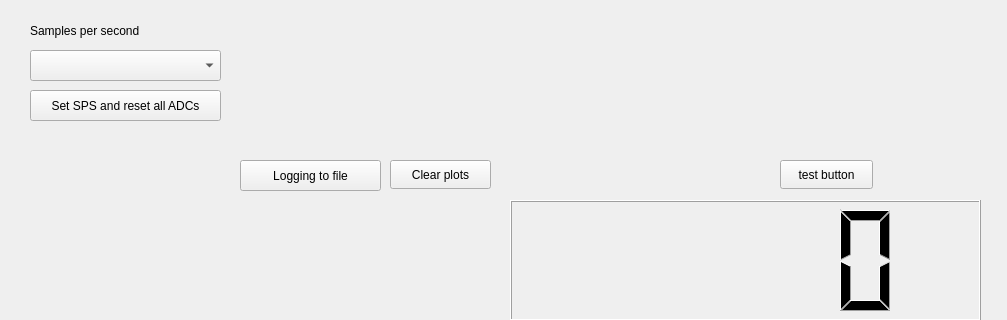
Above: customplotproject.ui from nimtram/qtApplicationDP before the change; both pictures show x 390 to 1397 and y 0 to 320 of the 1397 by 843 pixel window. Below: the same form after it.
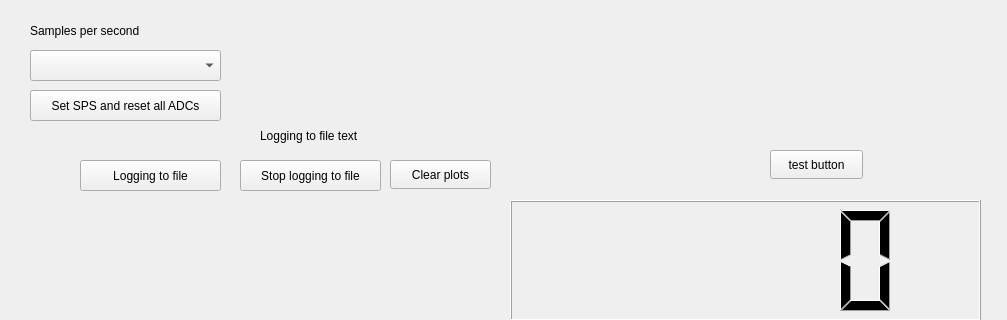
That is the form after the change. Custom widgets are drawn as their Qt base class.

Commit message: Created gui to save to a file, prepared methods to save to file.

```diff
--- a/customplotproject.ui
+++ b/customplotproject.ui
@@ -125,7 +125,7 @@
    <widget class="QPushButton" name="button_sdCardDisable">
     <property name="geometry">
      <rect>
-      <x>630</x>
+      <x>470</x>
       <y>160</y>
       <width>141</width>
       <height>31</height>
@@ -220,8 +220,8 @@
    <widget class="QPushButton" name="testButton">
     <property name="geometry">
      <rect>
-      <x>1170</x>
-      <y>160</y>
+      <x>1160</x>
+      <y>150</y>
       <width>93</width>
       <height>29</height>
      </rect>
@@ -282,7 +282,7 @@
      </item>
     </layout>
    </widget>
-   <widget class="QWidget" name="">
+   <widget class="QWidget" name="layoutWidget">
     <property name="geometry">
      <rect>
       <x>890</x>
@@ -308,6 +308,32 @@
      </item>
     </layout>
    </widget>
+   <widget class="QPushButton" name="button_stopLogToFile">
+    <property name="geometry">
+     <rect>
+      <x>630</x>
+      <y>160</y>
+      <width>141</width>
+      <height>31</height>
+     </rect>
+    </property>
+    <property name="text">
+     <string>Stop logging to file</string>
+    </property>
+   </widget>
+   <widget class="QLabel" name="loggingToFileText">
+    <property name="geometry">
+     <rect>
+      <x>650</x>
+      <y>120</y>
+      <width>231</width>
+      <height>31</height>
+     </rect>
+    </property>
+    <property name="text">
+     <string>Logging to file text</string>
+    </property>
+   </widget>
   </widget>
   <widget class="QMenuBar" name="menubar">
    <property name="geometry">
```
Left out of the diff: 4 changed lines with no effect on the pictures. The commit also changes 4 other files.
